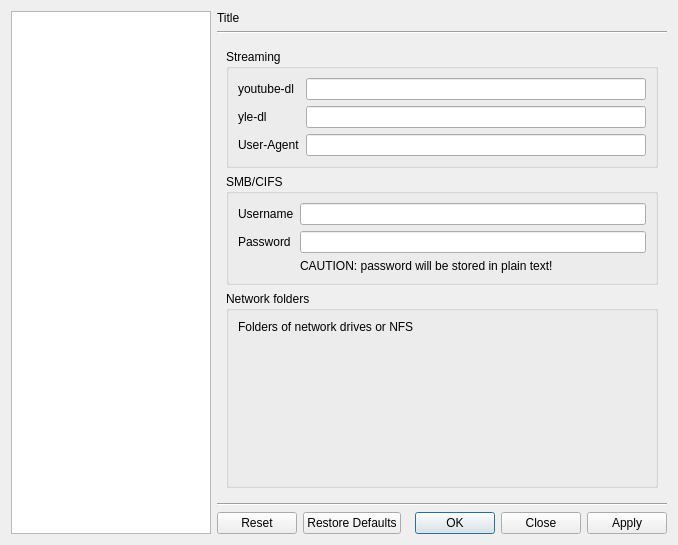
This is src/bomi/ui/prefdialog.ui in bylee20/bomi as Qt 5 draws it before an edit. The edited form follows.
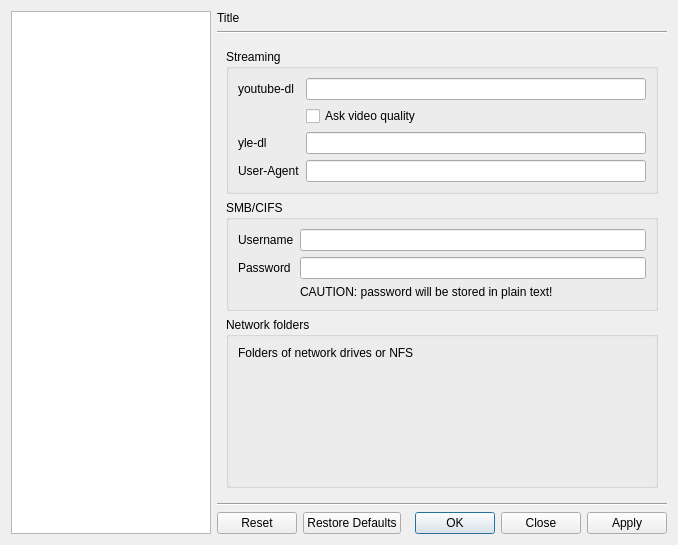
This is the edited form. The open tabs and pages were chosen to show the change. Icons and pictures are not drawn. Custom widgets are drawn as their Qt base class.

Commit message: * New: 'Ask video quality' option for youtube-dl streaming in preferences

Patch:
```diff
--- a/src/bomi/ui/prefdialog.ui
+++ b/src/bomi/ui/prefdialog.ui
@@ -2469,26 +2469,33 @@
             <item row="0" column="1">
              <widget class="QLineEdit" name="yt_program"/>
             </item>
-            <item row="2" column="0">
+            <item row="3" column="0">
              <widget class="QLabel" name="label_59">
               <property name="text">
                <string notr="true">User-Agent</string>
               </property>
              </widget>
             </item>
-            <item row="2" column="1">
+            <item row="3" column="1">
              <widget class="QLineEdit" name="yt_user_agent"/>
             </item>
-            <item row="1" column="1">
+            <item row="2" column="1">
              <widget class="QLineEdit" name="yle_program"/>
             </item>
-            <item row="1" column="0">
+            <item row="2" column="0">
              <widget class="QLabel" name="label">
               <property name="text">
                <string notr="true">yle-dl</string>
               </property>
              </widget>
             </item>
+            <item row="1" column="1">
+             <widget class="QCheckBox" name="yt_ask_video_quality">
+              <property name="text">
+               <string>Ask video quality</string>
+              </property>
+             </widget>
+            </item>
            </layout>
           </widget>
          </item>
```
Left out of the diff: 2 changed lines with no effect on the pictures. The commit also changes 7 other files.
